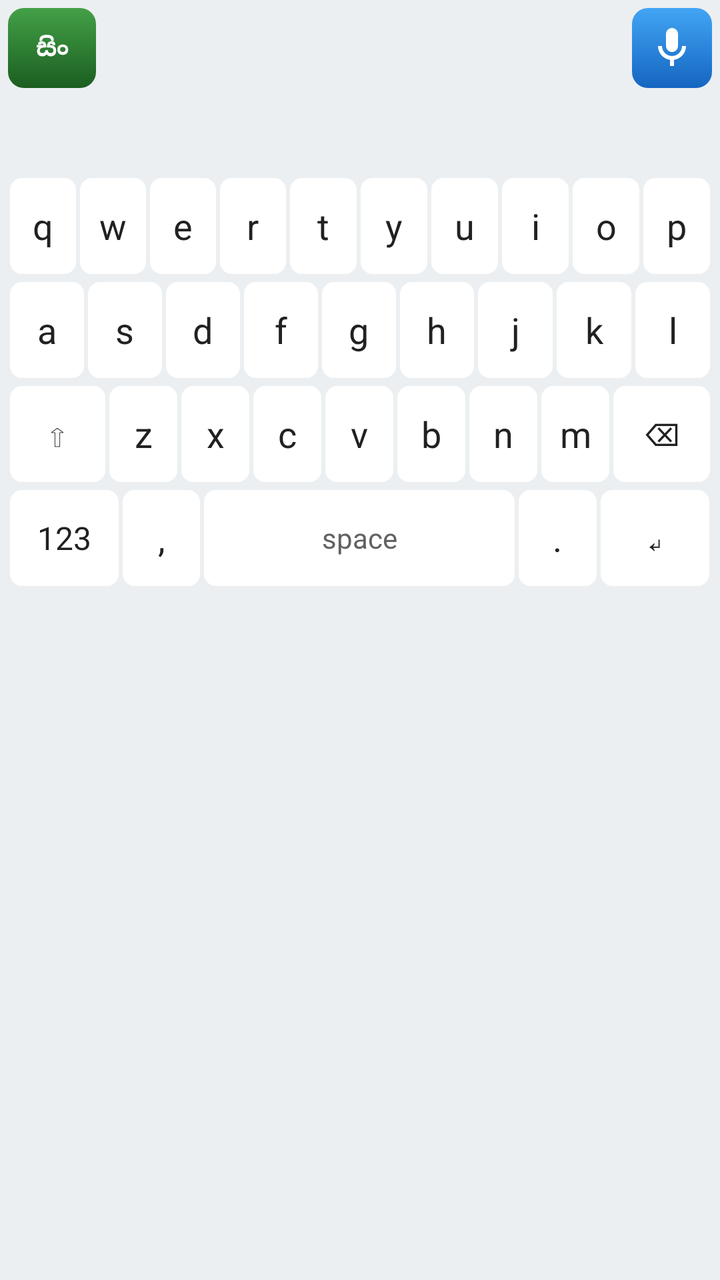
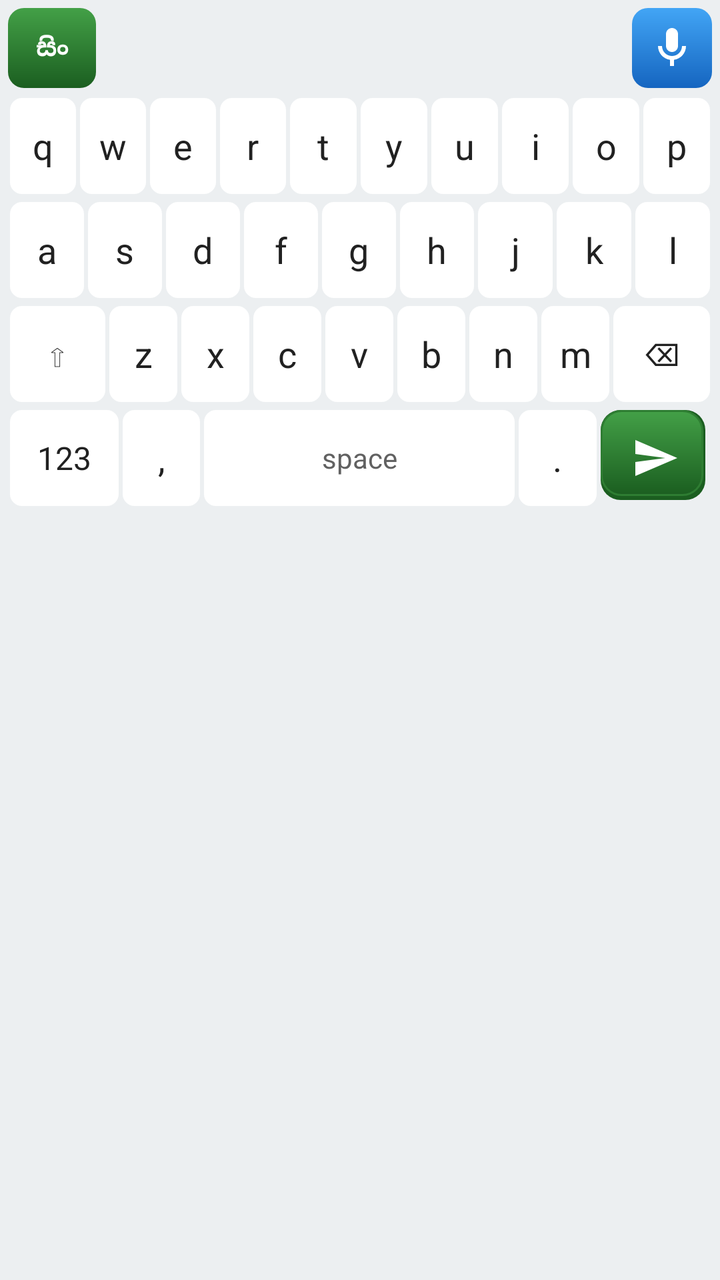

Screens rendered from an Android XML layout before and after an edit, with the pre-edit source and the edit as a unified diff.
<!-- AndroidManifest.xml: application theme Theme.SinhalaKeyboard -->
<!-- res/layout/keyboard_view.xml -->
<?xml version="1.0" encoding="utf-8"?>
<LinearLayout xmlns:android="http://schemas.android.com/apk/res/android"
    android:id="@+id/keyboardRoot"
    android:layout_width="match_parent"
    android:layout_height="wrap_content"
    android:background="#ECEFF1"
    android:orientation="vertical"
    android:padding="4dp">

    <LinearLayout
        android:id="@+id/toolbarRow"
        android:layout_width="match_parent"
        android:layout_height="40dp"
        android:gravity="center_vertical"
        android:orientation="horizontal">

        <TextView
            android:id="@+id/btnLang"
            style="@style/ToolbarButton"
            android:layout_marginStart="0dp"
            android:background="@drawable/toolbar_btn_lang"
            android:text="@string/mode_sinhala"
            android:textColor="#FFFFFF" />

        <TextView
            android:id="@+id/btnFix"
            style="@style/ToolbarButton"
            android:background="@drawable/toolbar_btn_fix"
            android:text="@string/key_fix"
            android:textColor="#FFFFFF"
            android:visibility="gone" />

        <TextView
            android:id="@+id/btnTonePro"
            style="@style/ToolbarButton"
            android:background="@drawable/toolbar_btn_tone_on"
            android:text="@string/tone_professional"
            android:textColor="#FFFFFF"
            android:visibility="gone" />

        <TextView
            android:id="@+id/btnToneFriendly"
            style="@style/ToolbarButton"
            android:background="@drawable/toolbar_btn_tone_off"
            android:text="@string/tone_friendly"
            android:textColor="#CFD8DC"
            android:visibility="gone" />

        <View
            android:layout_width="0dp"
            android:layout_height="0dp"
            android:layout_weight="1" />

        <ProgressBar
            android:id="@+id/progress"
            android:layout_width="24dp"
            android:layout_height="24dp"
            android:layout_marginEnd="4dp"
            android:visibility="gone" />

        <ImageView
            android:id="@+id/btnMic"
            android:layout_width="40dp"
            android:layout_height="40dp"
            android:background="@drawable/toolbar_btn_mic"
            android:clickable="true"
            android:contentDescription="@string/key_mic"
            android:focusable="true"
            android:padding="8dp"
            android:scaleType="centerInside"
            android:src="@drawable/ic_mic" />
    </LinearLayout>

    <HorizontalScrollView
        android:id="@+id/suggestionScroll"
        android:layout_width="match_parent"
        android:layout_height="36dp"
        android:layout_marginTop="4dp"
        android:scrollbars="none"
        android:visibility="visible">

        <LinearLayout
            android:id="@+id/suggestionRow"
            android:layout_width="wrap_content"
            android:layout_height="match_parent"
            android:gravity="center_vertical"
            android:orientation="horizontal"
            android:paddingHorizontal="2dp" />
    </HorizontalScrollView>

    <include
        android:id="@+id/emojiPanel"
        layout="@layout/emoji_panel" />

    <LinearLayout
        android:id="@+id/keyboardKeysPanel"
        android:layout_width="match_parent"
        android:layout_height="wrap_content"
        android:layout_marginTop="4dp"
        android:orientation="vertical">

        <LinearLayout style="@style/KeyboardRow">
            <TextView android:id="@+id/keyQ" style="@style/KeyText" android:text="q" />
            <TextView android:id="@+id/keyW" style="@style/KeyText" android:text="w" />
            <TextView android:id="@+id/keyE" style="@style/KeyText" android:text="e" />
            <TextView android:id="@+id/keyR" style="@style/KeyText" android:text="r" />
            <TextView android:id="@+id/keyT" style="@style/KeyText" android:text="t" />
            <TextView android:id="@+id/keyY" style="@style/KeyText" android:text="y" />
            <TextView android:id="@+id/keyU" style="@style/KeyText" android:text="u" />
            <TextView android:id="@+id/keyI" style="@style/KeyText" android:text="i" />
            <TextView android:id="@+id/keyO" style="@style/KeyText" android:text="o" />
            <TextView android:id="@+id/keyP" style="@style/KeyText" android:text="p" />
        </LinearLayout>

        <LinearLayout style="@style/KeyboardRow">
            <TextView android:id="@+id/keyA" style="@style/KeyText" android:text="a" />
            <TextView android:id="@+id/keyS" style="@style/KeyText" android:text="s" />
            <TextView android:id="@+id/keyD" style="@style/KeyText" android:text="d" />
            <TextView android:id="@+id/keyF" style="@style/KeyText" android:text="f" />
            <TextView android:id="@+id/keyG" style="@style/KeyText" android:text="g" />
            <TextView android:id="@+id/keyH" style="@style/KeyText" android:text="h" />
            <TextView android:id="@+id/keyJ" style="@style/KeyText" android:text="j" />
            <TextView android:id="@+id/keyK" style="@style/KeyText" android:text="k" />
            <TextView android:id="@+id/keyL" style="@style/KeyText" android:text="l" />
        </LinearLayout>

        <LinearLayout style="@style/KeyboardRow">
            <TextView android:id="@+id/keyShift" style="@style/KeyTextWide" android:text="⇧" />
            <TextView android:id="@+id/keyZ" style="@style/KeyText" android:text="z" />
            <TextView android:id="@+id/keyX" style="@style/KeyText" android:text="x" />
            <TextView android:id="@+id/keyC" style="@style/KeyText" android:text="c" />
            <TextView android:id="@+id/keyV" style="@style/KeyText" android:text="v" />
            <TextView android:id="@+id/keyB" style="@style/KeyText" android:text="b" />
            <TextView android:id="@+id/keyN" style="@style/KeyText" android:text="n" />
            <TextView android:id="@+id/keyM" style="@style/KeyText" android:text="m" />
            <TextView android:id="@+id/keyBackspace" style="@style/KeyTextWide" android:text="⌫" />
        </LinearLayout>

        <LinearLayout style="@style/KeyboardRow">
            <TextView android:id="@+id/keyNumbers" style="@style/KeyTextWide" android:text="123" />
            <TextView android:id="@+id/keyComma" style="@style/KeyText" android:text="," />
            <TextView android:id="@+id/keySpace" style="@style/KeyTextSpace" android:text="space" />
            <TextView android:id="@+id/keyPeriod" style="@style/KeyText" android:text="." />
            <TextView android:id="@+id/keyEnter" style="@style/KeyTextWide" android:text="↵" />
        </LinearLayout>
    </LinearLayout>
</LinearLayout>
<!-- res/layout/emoji_panel.xml (included above) -->
<?xml version="1.0" encoding="utf-8"?>
<LinearLayout xmlns:android="http://schemas.android.com/apk/res/android"
    android:id="@+id/emojiPanel"
    android:layout_width="match_parent"
    android:layout_height="wrap_content"
    android:orientation="vertical"
    android:paddingBottom="4dp"
    android:visibility="gone">

    <HorizontalScrollView
        android:layout_width="match_parent"
        android:layout_height="wrap_content"
        android:scrollbars="none">

        <LinearLayout
            android:id="@+id/emojiCategoryBar"
            android:layout_width="wrap_content"
            android:layout_height="wrap_content"
            android:gravity="center_vertical"
            android:orientation="horizontal"
            android:paddingHorizontal="4dp"
            android:paddingVertical="4dp" />
    </HorizontalScrollView>

    <ScrollView
        android:layout_width="match_parent"
        android:layout_height="200dp"
        android:scrollbars="none">

        <GridLayout
            android:id="@+id/emojiGrid"
            android:layout_width="match_parent"
            android:layout_height="wrap_content"
            android:alignmentMode="alignBounds"
            android:columnCount="8"
            android:paddingHorizontal="2dp" />
    </ScrollView>

    <LinearLayout
        android:layout_width="match_parent"
        android:layout_height="wrap_content"
        android:gravity="end"
        android:orientation="horizontal"
        android:paddingHorizontal="4dp"
        android:paddingTop="4dp">

        <TextView
            android:id="@+id/btnEmojiBack"
            style="@style/KeyTextWide"
            android:layout_width="wrap_content"
            android:layout_weight="0"
            android:minWidth="72dp"
            android:text="@string/key_abc" />
    </LinearLayout>
</LinearLayout>
<!-- resources referenced by this layout -->
<resources>
  <!-- drawable toolbar_btn_fix (drawable) -->
  <?xml version="1.0" encoding="utf-8"?>
  <shape xmlns:android="http://schemas.android.com/apk/res/android"
      android:shape="rectangle">
      <gradient
          android:angle="270"
          android:endColor="#E65100"
          android:startColor="#FFB74D" />
      <corners android:radius="8dp" />
  </shape>
  <!-- drawable toolbar_btn_mic (drawable) -->
  <?xml version="1.0" encoding="utf-8"?>
  <shape xmlns:android="http://schemas.android.com/apk/res/android"
      android:shape="rectangle">
      <gradient
          android:angle="270"
          android:endColor="#1565C0"
          android:startColor="#42A5F5" />
      <corners android:radius="8dp" />
  </shape>
  <string name="key_abc">ABC</string>
  <string name="key_fix">Fix</string>
  <string name="key_mic">Microphone</string>
  <string name="mode_sinhala">සිං</string>
  <string name="tone_friendly">Friendly</string>
  <string name="tone_professional">Pro</string>
  <style name="KeyboardRow">
          <item name="android:layout_width">match_parent</item>
          <item name="android:layout_height">wrap_content</item>
          <item name="android:orientation">horizontal</item>
          <item name="android:gravity">center</item>
          <item name="android:layout_marginBottom">2dp</item>
      </style>
  <style name="Theme.SinhalaKeyboard" parent="Theme.MaterialComponents.DayNight.DarkActionBar" />
  <!-- unchanged entries left out for length: 9 -->
</resources>

<!-- the commit's change to res/layout/keyboard_view.xml (unified diff, before → after) -->
@@ -8,48 +8,83 @@
     android:padding="4dp">
 
     <LinearLayout
-        android:id="@+id/toolbarRow"
+        android:id="@+id/topBarRow"
         android:layout_width="match_parent"
         android:layout_height="40dp"
         android:gravity="center_vertical"
         android:orientation="horizontal">
 
-        <TextView
-            android:id="@+id/btnLang"
-            style="@style/ToolbarButton"
-            android:layout_marginStart="0dp"
-            android:background="@drawable/toolbar_btn_lang"
-            android:text="@string/mode_sinhala"
-            android:textColor="#FFFFFF" />
-
-        <TextView
-            android:id="@+id/btnFix"
-            style="@style/ToolbarButton"
-            android:background="@drawable/toolbar_btn_fix"
-            android:text="@string/key_fix"
-            android:textColor="#FFFFFF"
+        <ImageView
+            android:id="@+id/btnToolbarExpand"
+            android:layout_width="40dp"
+            android:layout_height="40dp"
+            android:layout_marginEnd="4dp"
+            android:background="@drawable/toolbar_btn_expand"
+            android:clickable="true"
+            android:contentDescription="@string/show_toolbar"
+            android:focusable="true"
+            android:padding="8dp"
+            android:scaleType="centerInside"
+            android:src="@drawable/ic_toolbar_expand"
             android:visibility="gone" />
 
-        <TextView
-            android:id="@+id/btnTonePro"
-            style="@style/ToolbarButton"
-            android:background="@drawable/toolbar_btn_tone_on"
-            android:text="@string/tone_professional"
-            android:textColor="#FFFFFF"
-            android:visibility="gone" />
-
-        <TextView
-            android:id="@+id/btnToneFriendly"
-            style="@style/ToolbarButton"
-            android:background="@drawable/toolbar_btn_tone_off"
-            android:text="@string/tone_friendly"
-            android:textColor="#CFD8DC"
-            android:visibility="gone" />
-
-        <View
+        <LinearLayout
+            android:id="@+id/toolbarRow"
             android:layout_width="0dp"
-            android:layout_height="0dp"
-            android:layout_weight="1" />
+            android:layout_height="match_parent"
+            android:layout_weight="1"
+            android:gravity="center_vertical"
+            android:orientation="horizontal">
+
+            <TextView
+                android:id="@+id/btnLang"
+                style="@style/ToolbarButton"
+                android:layout_marginStart="0dp"
+                android:background="@drawable/toolbar_btn_lang"
+                android:text="@string/mode_sinhala"
+                android:textColor="#FFFFFF" />
+
+            <TextView
+                android:id="@+id/btnFix"
+                style="@style/ToolbarButton"
+                android:background="@drawable/toolbar_btn_fix"
+                android:text="@string/key_fix"
+                android:textColor="#FFFFFF"
+                android:visibility="gone" />
+
+            <TextView
+                android:id="@+id/btnTonePro"
+                style="@style/ToolbarButton"
+                android:background="@drawable/toolbar_btn_tone_on"
+                android:text="@string/tone_professional"
+                android:textColor="#FFFFFF"
+                android:visibility="gone" />
+
+            <TextView
+                android:id="@+id/btnToneFriendly"
+                style="@style/ToolbarButton"
+                android:background="@drawable/toolbar_btn_tone_off"
+                android:text="@string/tone_friendly"
+                android:textColor="#CFD8DC"
+                android:visibility="gone" />
+        </LinearLayout>
+
+        <HorizontalScrollView
+            android:id="@+id/suggestionScroll"
+            android:layout_width="0dp"
+            android:layout_height="match_parent"
+            android:layout_weight="1"
+            android:scrollbars="none"
+            android:visibility="gone">
+
+            <LinearLayout
+                android:id="@+id/suggestionRow"
+                android:layout_width="wrap_content"
+                android:layout_height="match_parent"
+                android:gravity="center_vertical"
+                android:orientation="horizontal"
+                android:paddingHorizontal="2dp" />
+        </HorizontalScrollView>
 
         <ProgressBar
             android:id="@+id/progress"
@@ -71,23 +106,6 @@
             android:src="@drawable/ic_mic" />
     </LinearLayout>
 
-    <HorizontalScrollView
-        android:id="@+id/suggestionScroll"
-        android:layout_width="match_parent"
-        android:layout_height="36dp"
-        android:layout_marginTop="4dp"
-        android:scrollbars="none"
-        android:visibility="visible">
-
-        <LinearLayout
-            android:id="@+id/suggestionRow"
-            android:layout_width="wrap_content"
-            android:layout_height="match_parent"
-            android:gravity="center_vertical"
-            android:orientation="horizontal"
-            android:paddingHorizontal="2dp" />
-    </HorizontalScrollView>
-
     <include
         android:id="@+id/emojiPanel"
         layout="@layout/emoji_panel" />
@@ -141,7 +159,12 @@
             <TextView android:id="@+id/keyComma" style="@style/KeyText" android:text="," />
             <TextView android:id="@+id/keySpace" style="@style/KeyTextSpace" android:text="space" />
             <TextView android:id="@+id/keyPeriod" style="@style/KeyText" android:text="." />
-            <TextView android:id="@+id/keyEnter" style="@style/KeyTextWide" android:text="↵" />
+            <ImageView
+                android:id="@+id/keyEnter"
+                style="@style/KeyTextSend"
+                android:contentDescription="@string/key_send"
+                android:scaleType="centerInside"
+                android:src="@drawable/ic_send_arrow" />
         </LinearLayout>
     </LinearLayout>
 </LinearLayout>
<!-- resource entries referenced after the edit -->
@@ -1,5 +1,38 @@
 <!-- resources referenced by this layout -->
 <resources>
+  <!-- drawable ic_send_arrow (drawable) -->
+  <?xml version="1.0" encoding="utf-8"?>
+  <vector xmlns:android="http://schemas.android.com/apk/res/android"
+      android:width="24dp"
+      android:height="24dp"
+      android:viewportWidth="24"
+      android:viewportHeight="24">
+      <path
+          android:fillColor="#FFFFFF"
+          android:pathData="M2.01,21L23,12 2.01,3 2,10l15,2 -15,2z" />
+  </vector>
+  <!-- drawable ic_toolbar_expand (drawable) -->
+  <?xml version="1.0" encoding="utf-8"?>
+  <vector xmlns:android="http://schemas.android.com/apk/res/android"
+      android:width="24dp"
+      android:height="24dp"
+      android:viewportWidth="24"
+      android:viewportHeight="24">
+      <path
+          android:fillColor="#FFFFFF"
+          android:pathData="M15.41,7.41L14,6l-6,6 6,6 1.41,-1.41L10.83,12z" />
+  </vector>
+  <!-- drawable toolbar_btn_expand (drawable) -->
+  <?xml version="1.0" encoding="utf-8"?>
+  <ripple xmlns:android="http://schemas.android.com/apk/res/android"
+      android:color="#33FFFFFF">
+      <item>
+          <shape android:shape="rectangle">
+              <solid android:color="#546E7A" />
+              <corners android:radius="8dp" />
+          </shape>
+      </item>
+  </ripple>
   <!-- drawable toolbar_btn_fix (drawable) -->
   <?xml version="1.0" encoding="utf-8"?>
   <shape xmlns:android="http://schemas.android.com/apk/res/android"
@@ -22,10 +55,22 @@
   </shape>
   <string name="key_abc">ABC</string>
   <string name="key_fix">Fix</string>
-  <string name="key_mic">Microphone</string>
+  <string name="key_send">Send</string>
   <string name="mode_sinhala">සිං</string>
+  <string name="show_toolbar">Show keyboard tools</string>
   <string name="tone_friendly">Friendly</string>
   <string name="tone_professional">Pro</string>
+  <style name="KeyTextSend">
+          <item name="android:layout_width">0dp</item>
+          <item name="android:layout_height">48dp</item>
+          <item name="android:layout_weight">1.4</item>
+          <item name="android:layout_margin">1dp</item>
+          <item name="android:gravity">center</item>
+          <item name="android:background">@drawable/btn_3d_send_green</item>
+          <item name="android:clickable">true</item>
+          <item name="android:focusable">true</item>
+          <item name="android:padding">10dp</item>
+      </style>
   <style name="KeyboardRow">
           <item name="android:layout_width">match_parent</item>
           <item name="android:layout_height">wrap_content</item>
@@ -34,6 +79,28 @@
           <item name="android:layout_marginBottom">2dp</item>
       </style>
   <style name="Theme.SinhalaKeyboard" parent="Theme.MaterialComponents.DayNight.DarkActionBar" />
+  <!-- drawable btn_3d_send_green (drawable) -->
+  <?xml version="1.0" encoding="utf-8"?>
+  <layer-list xmlns:android="http://schemas.android.com/apk/res/android">
+      <item android:bottom="3dp" android:right="2dp">
+          <shape android:shape="rectangle">
+              <solid android:color="#1B5E20" />
+              <corners android:radius="10dp" />
+          </shape>
+      </item>
+      <item android:bottom="5dp" android:right="3dp">
+          <shape android:shape="rectangle">
+              <gradient
+                  android:angle="270"
+                  android:endColor="#1B5E20"
+                  android:startColor="#43A047" />
+              <corners android:radius="10dp" />
+              <stroke
+                  android:width="1dp"
+                  android:color="#2E7D32" />
+          </shape>
+      </item>
+  </layer-list>
   <!-- unchanged entries left out for length: 9 -->
 </resources>
 
